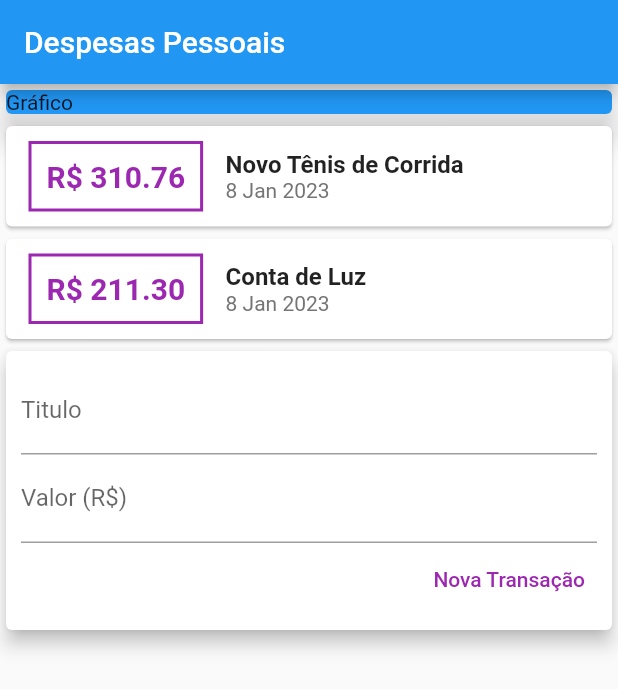
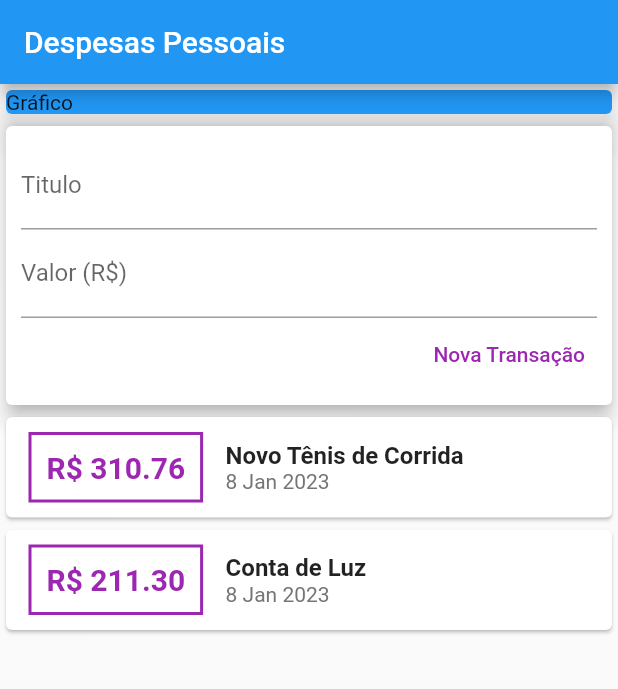
Before and after one commit to silvaalexsander/App-Expenses-Flutter, a Flutter app: the screen it shows after launch, after a tap on "Nova Transação", on a phone screen of 412 x 824 dp. Shown: the top 689 px of the screen. Run offline on Flutter 3.47's test engine with Material 2 defaults, Android fonts, the phone set to English and light mode, and no system bars.

Commit message:
Adicionando regra para aparecer apenas numeros no telcado quando digitar o valor

```diff
--- a/lib/components/transaction_form.dart
+++ b/lib/components/transaction_form.dart
@@ -1,10 +1,22 @@
-// ignore_for_file: prefer_const_constructors
+// ignore_for_file: prefer_const_constructors, unused_local_variable
 
 import 'package:flutter/material.dart';
 
 class TransactionForm extends StatelessWidget {
   final titleController = TextEditingController();
   final valueController = TextEditingController();
+  final void Function(String, double) onSubmit;
+
+  TransactionForm(this.onSubmit);
+
+  _submitForm () {
+    final title = titleController.text;
+    final value = double.tryParse(valueController.text) ?? 0.0;
+    if(title.isEmpty || value <= 0){
+      return;
+    }
+    onSubmit(title, value);
+  }
 
   @override
   Widget build(BuildContext context) {
@@ -16,24 +28,25 @@ class TransactionForm extends StatelessWidget {
             children: [
               TextField(
                 controller: titleController,
+                onSubmitted: (_) => _submitForm(),
                 decoration: InputDecoration(labelText: 'Titulo'),
               ),
               TextField(
                 controller: valueController,
+                keyboardType: TextInputType.numberWithOptions(decimal: true),
+                onSubmitted: (_) => _submitForm(),
                 decoration: InputDecoration(labelText: 'Valor (R\$)'),
               ),
               Row(
                 mainAxisAlignment: MainAxisAlignment.end,
                 children: [
                   TextButton(
+                    // ignore: sort_child_properties_last
                     child: Text(
                       'Nova Transação',
                       style: TextStyle(color: Colors.purple),
                     ),
-                    onPressed: () {
-                      print(titleController.text);
-                      print(valueController.text);
-                    },
+                    onPressed: _submitForm,
                   ),
                 ],
               ),
--- a/lib/components/transaction_list.dart
+++ b/lib/components/transaction_list.dart
@@ -6,14 +6,17 @@ import 'package:intl/intl.dart';
 import '../models/transaction.dart';
 
 class TransactionList extends StatelessWidget {
-
   final List<Transaction> transactions;
   TransactionList(this.transactions);
 
   @override
   Widget build(BuildContext context) {
-    return Column(
-      children: transactions.map((tr) {
+    return Container(
+      height: 350,
+      child: ListView.builder(
+        itemCount: transactions.length,
+        itemBuilder: (ctx, index) {
+          final tr = transactions[index];
           return Card(
             child: Row(
               children: <Widget>[
@@ -38,7 +41,8 @@ class TransactionList extends StatelessWidget {
                   children: [
                     Text(
                       tr.title,
-                    style: TextStyle(fontSize: 16, fontWeight: FontWeight.bold),
+                      style:
+                          TextStyle(fontSize: 16, fontWeight: FontWeight.bold),
                     ),
                     Text(
                       DateFormat('d MMM y').format(tr.date),
@@ -49,7 +53,8 @@ class TransactionList extends StatelessWidget {
               ],
             ),
           );
-      }).toList(),
+        },
+      ),
     );
   }
 }
--- a/lib/components/transaction_user.dart
+++ b/lib/components/transaction_user.dart
@@ -28,6 +28,8 @@ class _TransactionUserState extends State<TransactionUser> {
       value: 211.30,
       date: DateTime.now(),
     ),
+
+
   ];
 
   _addTransaction(String title, double value) {
@@ -47,8 +49,8 @@ class _TransactionUserState extends State<TransactionUser> {
   Widget build(BuildContext context) {
     return Column(
       children: [
+        TransactionForm(_addTransaction),
         TransactionList(_transactions),
-        TransactionForm(),
       ],
     );
   }
--- a/lib/main.dart
+++ b/lib/main.dart
@@ -24,7 +24,8 @@ class MyHomePage extends StatelessWidget {
         appBar: AppBar(
           title: Text('Despesas Pessoais'),
         ),
-        body: Column(
+        body: SingleChildScrollView(
+          child: Column(
             crossAxisAlignment: CrossAxisAlignment.stretch,
             children: <Widget>[
               Container(
@@ -36,6 +37,7 @@ class MyHomePage extends StatelessWidget {
               ),
               TransactionUser()
             ],
+          ),
         ));
   }
 }
```
Lines whose indentation alone changed are shown as unchanged.
